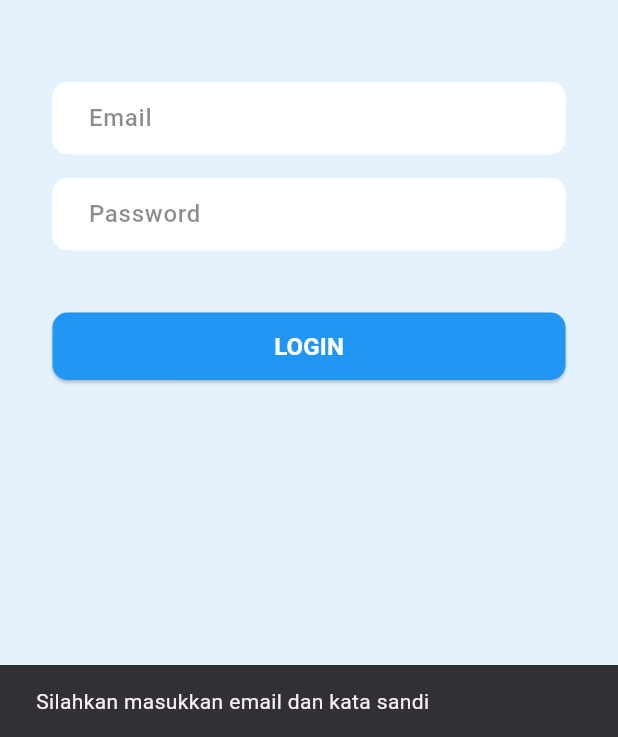
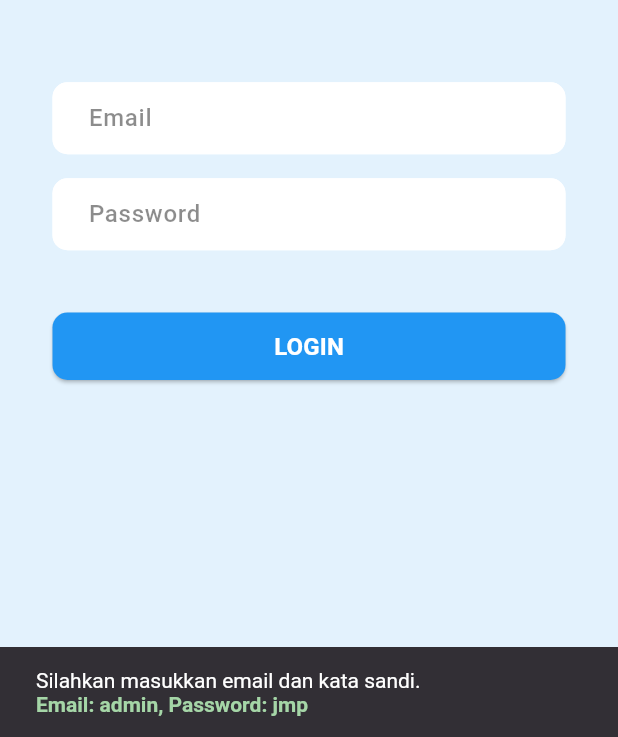
Before and after one commit to FathanRasyidi/KampusKu, a Flutter app: the screen it shows after launch, after a tap on "LOGIN", on a phone screen of 412 x 824 dp, the part 499-1236 px from its top. Run offline on Flutter 3.47's test engine with Material 3 defaults, Android fonts, the phone set to English and light mode, and no system bars; our stand-ins replace sqflite; accounts and stored records are empty.

Commit message:
Enhance login error message with detailed instructions for email and password

```diff
--- a/lib/login.dart
+++ b/lib/login.dart
@@ -102,7 +102,17 @@ class LoginScreen extends StatelessWidget {
                       }
                   } else {
                     ScaffoldMessenger.of(context).showSnackBar(
-                      SnackBar(content: Text('Silahkan masukkan email dan kata sandi')),
+                      SnackBar(
+                        content: RichText(
+                          text: TextSpan(
+                            style: TextStyle(color: Colors.white),
+                            children: [
+                              TextSpan(text: 'Silahkan masukkan email dan kata sandi. \n'),
+                              TextSpan(text: 'Email: admin, Password: jmp', style: TextStyle(fontWeight: FontWeight.bold, color: Colors.green.shade200)),
+                            ],
+                          ),
+                        ),
+                      ),
                     );
                   }
                 },
```
